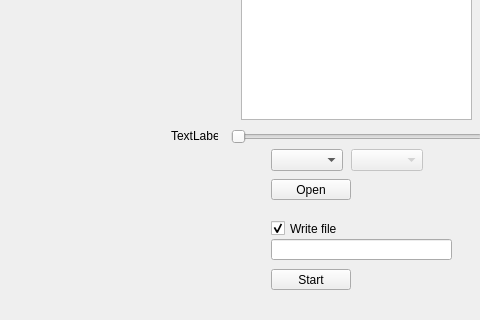
The window that mainwindow.ui (SemVan/QPulseOxi) describes before a commit, drawn with Qt 5; both pictures show x 459 to 939 and y 108 to 428 of the 939 by 708 pixel window.
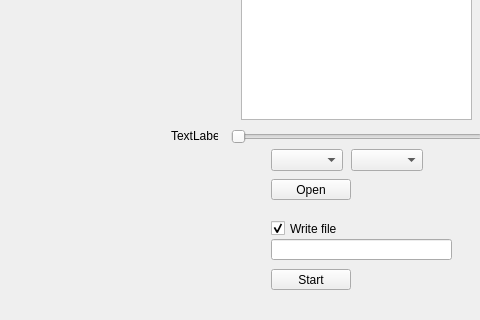
The same window after the commit. Custom widgets are drawn as their Qt base class.

Patch:
```diff
--- a/mainwindow.ui
+++ b/mainwindow.ui
@@ -59,7 +59,7 @@
    </widget>
    <widget class="QComboBox" name="comboBox_2">
     <property name="enabled">
-     <bool>false</bool>
+     <bool>true</bool>
     </property>
     <property name="geometry">
      <rect>
```
